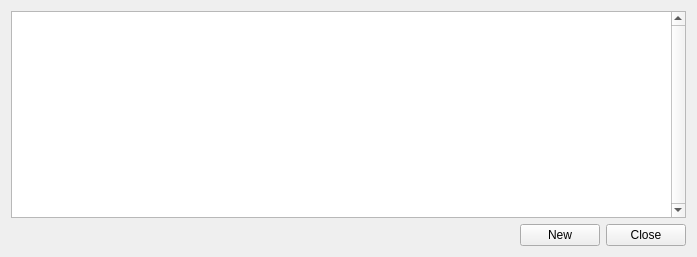
The window that antilog/src/inputs/inputdialog.ui (bjerrep/antilog) describes before a commit, drawn with Qt 5.
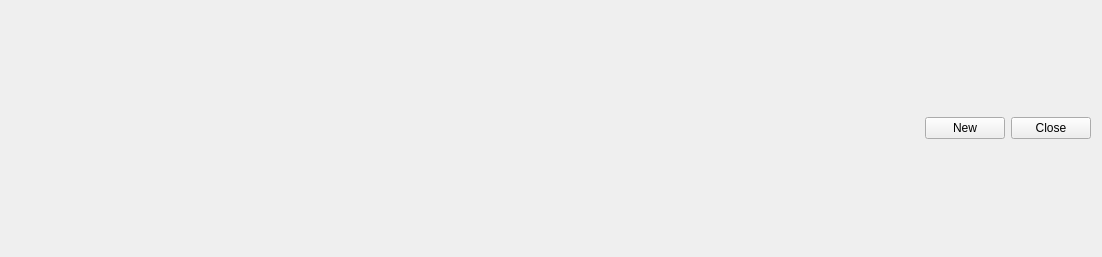
The same window after the commit. Icons and pictures are not drawn.

Diff of the .ui file:
```diff
--- a/antilog/src/inputs/inputdialog.ui
+++ b/antilog/src/inputs/inputdialog.ui
@@ -6,7 +6,7 @@
    <rect>
     <x>0</x>
     <y>0</y>
-    <width>697</width>
+    <width>1102</width>
     <height>257</height>
    </rect>
   </property>
@@ -27,55 +27,6 @@
    <bool>false</bool>
   </property>
   <layout class="QVBoxLayout" name="verticalLayout">
-   <item>
-    <widget class="QTableView" name="tableView">
-     <property name="sizePolicy">
-      <sizepolicy hsizetype="MinimumExpanding" vsizetype="Expanding">
-       <horstretch>0</horstretch>
-       <verstretch>0</verstretch>
-      </sizepolicy>
-     </property>
-     <property name="focusPolicy">
-      <enum>Qt::NoFocus</enum>
-     </property>
-     <property name="autoFillBackground">
-      <bool>false</bool>
-     </property>
-     <property name="verticalScrollBarPolicy">
-      <enum>Qt::ScrollBarAlwaysOn</enum>
-     </property>
-     <property name="horizontalScrollBarPolicy">
-      <enum>Qt::ScrollBarAlwaysOff</enum>
-     </property>
-     <property name="sizeAdjustPolicy">
-      <enum>QAbstractScrollArea::AdjustIgnored</enum>
-     </property>
-     <property name="autoScroll">
-      <bool>true</bool>
-     </property>
-     <property name="alternatingRowColors">
-      <bool>true</bool>
-     </property>
-     <property name="selectionBehavior">
-      <enum>QAbstractItemView::SelectRows</enum>
-     </property>
-     <property name="showGrid">
-      <bool>true</bool>
-     </property>
-     <property name="gridStyle">
-      <enum>Qt::NoPen</enum>
-     </property>
-     <attribute name="horizontalHeaderStretchLastSection">
-      <bool>true</bool>
-     </attribute>
-     <attribute name="verticalHeaderVisible">
-      <bool>false</bool>
-     </attribute>
-     <attribute name="verticalHeaderHighlightSections">
-      <bool>false</bool>
-     </attribute>
-    </widget>
-   </item>
    <item>
     <layout class="QHBoxLayout" name="horizontalLayout">
      <property name="sizeConstraint">
```
Left out of the diff: 13 changed lines with no effect on the pictures.
